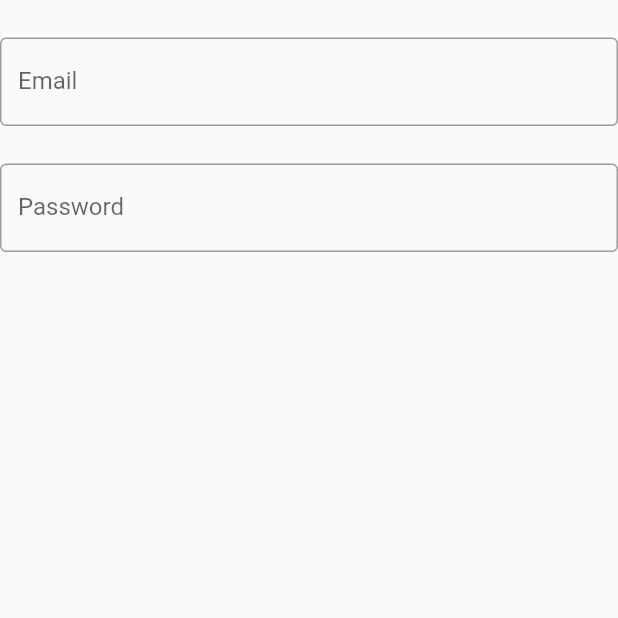
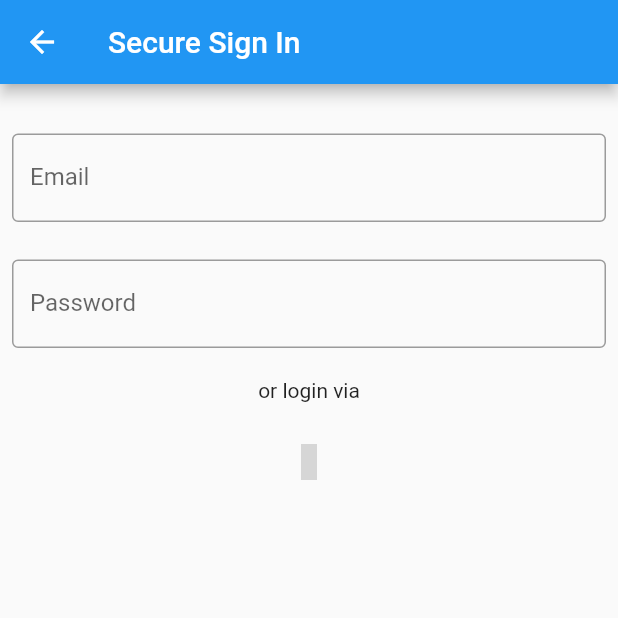
Before and after one commit to bruxde/contact-manager, a Flutter app: the LoginPage screen opened directly, on a phone screen of 412 x 824 dp, the top half of it. Run offline on Flutter 3.47's test engine with Material 2 defaults, Android fonts, the phone set to English and light mode, and no system bars; our stand-ins replace auto_route, bloc, dartz, date_time_picker, firebase_auth, firebase_core and 5 more; accounts and stored records are empty; network calls fail; grey boxes are pictures that could not be loaded.

Commit message:
- sign in via Google done

```diff
--- /dev/null
+++ b/lib/application/user-bloc/user_event.dart
@@ -0,0 +1,19 @@
+part of 'user_bloc.dart';
+
+@immutable
+abstract class UserEvent {}
+
+class LoginViaGoogle extends UserEvent {}
+
+class UserIsSignedOut extends UserEvent {}
+
+class UserIsSignedIn extends UserEvent {
+  final String? name;
+  final String? email;
+  final String? photoURL;
+
+  UserIsSignedIn(
+      {required this.name, required this.email, required this.photoURL});
+}
+
+class SignOut extends UserEvent {}
--- /dev/null
+++ b/lib/application/user-bloc/user_state.dart
@@ -0,0 +1,19 @@
+part of 'user_bloc.dart';
+
+@immutable
+abstract class UserState {}
+
+class UserInitial extends UserState {}
+
+class UserLoadingState extends UserState {}
+
+class UserAuthenticatedState extends UserState {
+  final String? name;
+  final String? email;
+  final String? photoURL;
+
+  UserAuthenticatedState(
+      {required this.name, required this.email, required this.photoURL});
+}
+
+class UserUnAuthenticatedState extends UserState {}
--- a/lib/injection.dart
+++ b/lib/injection.dart
@@ -1,4 +1,5 @@
 import 'package:contactmanager/application/conact-bloc/contact_bloc.dart';
+import 'package:contactmanager/application/user-bloc/user_bloc.dart';
 import 'package:contactmanager/domain/usecases/contact_useceses.dart';
 import 'package:contactmanager/infrastructure/datasources/contact_remote_datasource.dart';
 import 'package:contactmanager/infrastructure/repositories/contact_repository_impl.dart';
@@ -13,6 +14,7 @@ final sl = GetIt.instance; // sl == service locator
 Future<void> init() async {
   //! application layer
   sl.registerLazySingleton(() => ContactBloc(contactUsecases: sl()));
+  sl.registerLazySingleton(() => UserBloc());
 
   //! usecases
   sl.registerLazySingleton(() => ContactUsecases(contactRepository: sl()));
--- a/lib/presentation/login-page/login_page.dart
+++ b/lib/presentation/login-page/login_page.dart
@@ -1,4 +1,7 @@
+import 'package:contactmanager/application/user-bloc/user_bloc.dart';
 import 'package:flutter/material.dart';
+import 'package:flutter_bloc/flutter_bloc.dart';
+import 'package:material_design_icons_flutter/material_design_icons_flutter.dart';
 
 class LoginPage extends StatefulWidget {
   const LoginPage({Key? key}) : super(key: key);
@@ -11,7 +14,10 @@ class _LoginPageState extends State<LoginPage> {
   @override
   Widget build(BuildContext context) {
     return Scaffold(
-      body: Center(
+      appBar: AppBar(title: const Text("Secure Sign In")),
+      body: Padding(
+        padding: const EdgeInsets.all(8.0),
+        child: Center(
           child: Column(
             children: [
               const SizedBox(height: 25),
@@ -26,11 +32,21 @@ class _LoginPageState extends State<LoginPage> {
                     labelText: 'Password', border: OutlineInputBorder()),
               ),
               const SizedBox(height: 20),
+              Text("or login via"),
+              const SizedBox(
+                height: 16,
+              ),
+              TextButton(
+                  onPressed: () {
+                    BlocProvider.of<UserBloc>(context).add(LoginViaGoogle());
+                  },
+                  child: const Icon(MdiIcons.google)),
               const SizedBox(height: 10),
               const SizedBox(height: 20),
             ],
           ),
         ),
+      ),
     );
   }
 }
--- a/pubspec.yaml
+++ b/pubspec.yaml
@@ -34,13 +34,16 @@ dependencies:
   cupertino_icons: ^1.0.2
   dartz: ^0.10.1
   date_time_picker: ^2.1.0
+  firebase_auth: ^3.10.0
   firebase_core: ^1.23.0
   flutter:
     sdk: flutter
   flutter_bloc: ^8.1.1
   focused_menu: ^1.0.5
   get_it: ^7.2.0
+  google_sign_in: ^5.4.2
   http: ^0.13.5
+  material_design_icons_flutter: ^5.0.6996
   pull_to_refresh: ^2.0.0
   shared_preferences: ^2.0.15
 
```
Also changed, not shown: lib/application/user-bloc/user_bloc.dart (added, +65 -0 lines), lib/infrastructure/repositories/contact_repository_impl.dart (+10 -2 lines), lib/main.dart (+23 -3 lines), lib/presentation/contact-list-page/contact_list_page.dart (+12 -9 lines), lib/presentation/routes/router.dart (+7 -3 lines), lib/presentation/splash-page/splash-page.dart (added, +12 -0 lines), lib/presentation/widgets/user_actions.dart (added, +44 -0 lines), lib/firebase_options.dart (added), lib/presentation/routes/router.gr.dart, pubspec.lock, 6 other files. Lines whose indentation alone changed are shown as unchanged.
